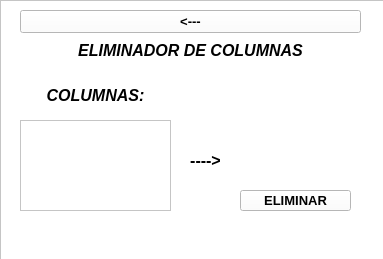
Old version of the form CSV/interfaz/interfaz_eliminadorColumnas.ui in the repository DanielRojas2002/PyQt5.
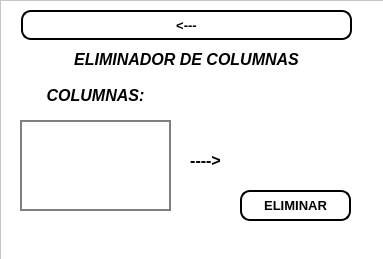
New version of the form. Icons and pictures are not drawn.

What changed in the file:
```diff
--- a/CSV/interfaz/interfaz_eliminadorColumnas.ui
+++ b/CSV/interfaz/interfaz_eliminadorColumnas.ui
@@ -23,7 +23,7 @@
       <x>240</x>
       <y>190</y>
       <width>111</width>
-      <height>21</height>
+      <height>31</height>
      </rect>
     </property>
     <property name="font">
@@ -34,13 +34,19 @@
      </font>
     </property>
     <property name="styleSheet">
-     <string notr="true">QPushButton:hover{
-	
+     <string notr="true">QPushButton{
+	padding :5px;
+	border-radius:10px;
+	border:1.5px solid black;
+
+}
+
+QPushButton:hover
+{
 	background-color: rgb(165, 175, 173);
 }
-QPushButton{
-	background-color: rgb(255, 255, 255);
-}</string>
+
+</string>
     </property>
     <property name="text">
      <string>ELIMINAR</string>
@@ -75,7 +81,8 @@
      </rect>
     </property>
     <property name="styleSheet">
-     <string notr="true">background-color: rgb(255, 255, 255);</string>
+     <string notr="true">background-color: rgb(255, 255, 255);
+border:2px solid gray;</string>
     </property>
    </widget>
    <widget class="QLabel" name="titulo_2">
@@ -147,65 +154,6 @@
      <set>Qt::AlignCenter</set>
     </property>
    </widget>
-   <widget class="QWidget" name="layoutWidget">
-    <property name="geometry">
-     <rect>
-      <x>20</x>
-      <y>10</y>
-      <width>341</width>
-      <height>51</height>
-     </rect>
-    </property>
-    <layout class="QVBoxLayout" name="verticalLayout">
-     <item>
-      <widget class="QPushButton" name="regresar">
-       <property name="font">
-        <font>
-         <pointsize>10</pointsize>
-         <weight>75</weight>
-         <bold>true</bold>
-        </font>
-       </property>
-       <property name="cursor">
-        <cursorShape>OpenHandCursor</cursorShape>
-       </property>
-       <property name="styleSheet">
-        <string notr="true">QPushButton:hover{
-	
-	background-color: rgb(165, 175, 173);
-}
-QPushButton{
-	background-color: rgb(255, 255, 255);
-}</string>
-       </property>
-       <property name="text">
-        <string>&lt;---</string>
-       </property>
-      </widget>
-     </item>
-     <item>
-      <widget class="QLabel" name="titulo">
-       <property name="font">
-        <font>
-         <pointsize>12</pointsize>
-         <weight>75</weight>
-         <italic>true</italic>
-         <bold>true</bold>
-        </font>
-       </property>
-       <property name="styleSheet">
-        <string notr="true">background-color: rgb(255, 255, 255);</string>
-       </property>
-       <property name="text">
-        <string>ELIMINADOR DE COLUMNAS</string>
-       </property>
-       <property name="alignment">
-        <set>Qt::AlignCenter</set>
-       </property>
-      </widget>
-     </item>
-    </layout>
-   </widget>
    <widget class="QFrame" name="frame">
     <property name="geometry">
      <rect>
@@ -225,6 +173,71 @@
      <enum>QFrame::Raised</enum>
     </property>
    </widget>
+   <widget class="QLabel" name="titulo">
+    <property name="geometry">
+     <rect>
+      <x>21</x>
+      <y>50</y>
+      <width>331</width>
+      <height>19</height>
+     </rect>
+    </property>
+    <property name="font">
+     <font>
+      <pointsize>12</pointsize>
+      <weight>75</weight>
+      <italic>true</italic>
+      <bold>true</bold>
+     </font>
+    </property>
+    <property name="styleSheet">
+     <string notr="true"/>
+    </property>
+    <property name="text">
+     <string>ELIMINADOR DE COLUMNAS</string>
+    </property>
+    <property name="alignment">
+     <set>Qt::AlignCenter</set>
+    </property>
+   </widget>
+   <widget class="QPushButton" name="regresar">
+    <property name="geometry">
+     <rect>
+      <x>21</x>
+      <y>10</y>
+      <width>331</width>
+      <height>30</height>
+     </rect>
+    </property>
+    <property name="font">
+     <font>
+      <pointsize>10</pointsize>
+      <weight>75</weight>
+      <bold>true</bold>
+     </font>
+    </property>
+    <property name="cursor">
+     <cursorShape>OpenHandCursor</cursorShape>
+    </property>
+    <property name="styleSheet">
+     <string notr="true">QPushButton{
+	padding :5px;
+	border-radius:10px;
+	border:1.5px solid black;
+
+}
+
+QPushButton:hover
+{
+	background-color: rgb(165, 175, 173);
+}
+
+</string>
+    </property>
+    <property name="text">
+     <string>&lt;---</string>
+    </property>
+   </widget>
    <zorder>frame</zorder>
    <zorder>eliminar</zorder>
    <zorder>img</zorder>
@@ -233,6 +246,8 @@
    <zorder>columna</zorder>
    <zorder>flechita</zorder>
    <zorder>layoutWidget</zorder>
+   <zorder>titulo</zorder>
+   <zorder>regresar</zorder>
   </widget>
  </widget>
  <resources/>
```
